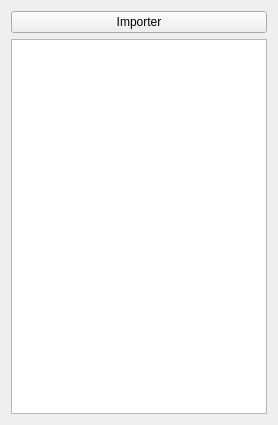
Old version of the form interface/elementwidget.ui in the repository WorldsParticle/Editor.
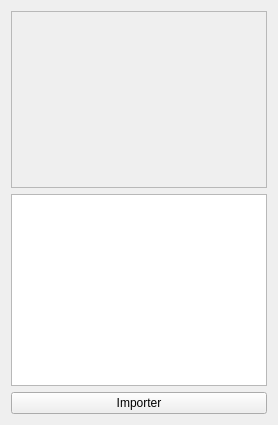
New version of the form.

Commit message: made elementWidget content (dynamic with generator) + fix layout pb in generatorWidget + refacto terrain loading

```diff
--- a/interface/elementwidget.ui
+++ b/interface/elementwidget.ui
@@ -19,24 +19,42 @@
   <property name="windowTitle">
    <string>Form</string>
   </property>
-  <layout class="QGridLayout" name="gridLayout">
-   <item row="0" column="0">
-    <widget class="QPushButton" name="importButton">
-     <property name="text">
-      <string>Importer</string>
+  <layout class="QVBoxLayout" name="verticalLayout_4">
+   <item>
+    <widget class="QScrollArea" name="elementScrollArea">
+     <property name="widgetResizable">
+      <bool>true</bool>
      </property>
+     <widget class="QWidget" name="elementScrollContent">
+      <property name="geometry">
+       <rect>
+        <x>0</x>
+        <y>0</y>
+        <width>254</width>
+        <height>174</height>
+       </rect>
+      </property>
+      <layout class="QVBoxLayout" name="verticalLayout_2"/>
+     </widget>
     </widget>
    </item>
-   <item row="1" column="0">
+   <item>
     <widget class="QTreeView" name="treeView">
      <property name="sizePolicy">
-      <sizepolicy hsizetype="Minimum" vsizetype="Expanding">
+      <sizepolicy hsizetype="Minimum" vsizetype="Minimum">
        <horstretch>0</horstretch>
        <verstretch>0</verstretch>
       </sizepolicy>
      </property>
     </widget>
    </item>
+   <item>
+    <widget class="QPushButton" name="importButton">
+     <property name="text">
+      <string>Importer</string>
+     </property>
+    </widget>
+   </item>
   </layout>
  </widget>
  <resources/>
```
The commit also changes 9 other files.
